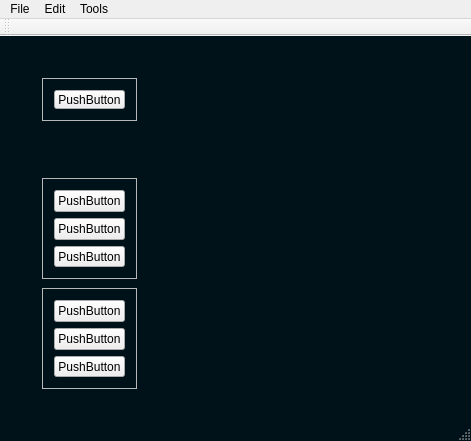
aysenurozkann/Shape-Detection, file ShapeDetection/shapedetection.ui: the form before one commit.
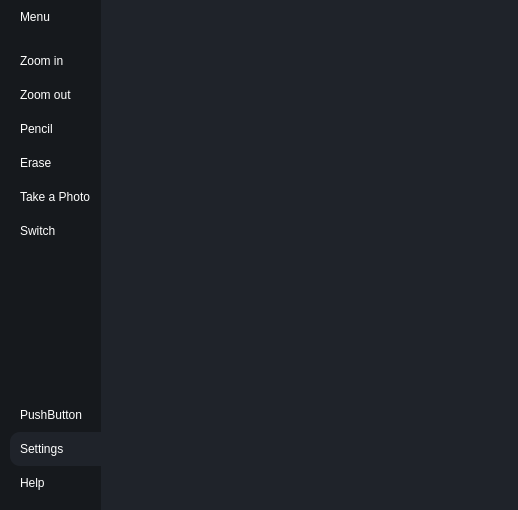
The form after the commit.

Commit message: Shape Detection

What changed in the file:
```diff
--- a/ShapeDetection/shapedetection.ui
+++ b/ShapeDetection/shapedetection.ui
@@ -6,8 +6,8 @@
    <rect>
     <x>0</x>
     <y>0</y>
-    <width>471</width>
-    <height>441</height>
+    <width>518</width>
+    <height>510</height>
    </rect>
   </property>
   <property name="minimumSize">
@@ -26,271 +26,307 @@
 </string>
   </property>
   <widget class="QWidget" name="centralWidget">
+   <property name="styleSheet">
+    <string notr="true">*{
+	border: none;
+	background-color: transparent;
+	background : none;
+	padding: 0;
+	margin: 0;
+	color:#fff;
+}
+
+#centralWidget{
+	background-color:#1f232a;
+}
+
+#LeftMenuSubContainer{
+	background-color:#16191d;
+}
+
+#LeftMenuSubContainer QPushButton{
+	text-align:left;
+	padding:10px 10px;
+	border-top-left-radius:10px;
+	border-bottom-left-radius:10px;
+}</string>
+   </property>
    <layout class="QHBoxLayout" name="horizontalLayout">
-    <item>
-     <widget class="QWidget" name="leftMenuContainer" native="true">
+    <property name="spacing">
+     <number>0</number>
+    </property>
+    <property name="leftMargin">
+     <number>0</number>
+    </property>
+    <property name="topMargin">
+     <number>0</number>
+    </property>
+    <property name="rightMargin">
+     <number>0</number>
+    </property>
+    <property name="bottomMargin">
+     <number>0</number>
+    </property>
+    <item alignment="Qt::AlignLeft">
+     <widget class="QWidget" name="LeftMenuContainer" native="true">
       <layout class="QVBoxLayout" name="verticalLayout">
-       <item>
-        <widget class="QWidget" name="leftMenuSubContainer" native="true">
-         <widget class="QFrame" name="frame">
-          <property name="geometry">
-           <rect>
-            <x>20</x>
-            <y>20</y>
-            <width>95</width>
-            <height>43</height>
-           </rect>
+       <property name="spacing">
+        <number>0</number>
+       </property>
+       <property name="leftMargin">
+        <number>0</number>
+       </property>
+       <property name="topMargin">
+        <number>0</number>
+       </property>
+       <property name="rightMargin">
+        <number>0</number>
+       </property>
+       <property name="bottomMargin">
+        <number>0</number>
+       </property>
+       <item alignment="Qt::AlignLeft">
+        <widget class="QWidget" name="LeftMenuSubContainer" native="true">
+         <layout class="QVBoxLayout" name="verticalLayout_2">
+          <property name="spacing">
+           <number>0</number>
           </property>
-          <property name="frameShape">
-           <enum>QFrame::StyledPanel</enum>
+          <property name="leftMargin">
+           <number>10</number>
           </property>
-          <property name="frameShadow">
-           <enum>QFrame::Raised</enum>
+          <property name="topMargin">
+           <number>0</number>
           </property>
-          <layout class="QVBoxLayout" name="verticalLayout_2">
-           <item>
-            <widget class="QPushButton" name="pushButton">
-             <property name="text">
-              <string>PushButton</string>
-             </property>
-            </widget>
-           </item>
-          </layout>
-         </widget>
-         <widget class="QFrame" name="frame_2">
-          <property name="geometry">
-           <rect>
-            <x>20</x>
-            <y>120</y>
-            <width>95</width>
-            <height>101</height>
-           </rect>
+          <property name="rightMargin">
+           <number>0</number>
           </property>
-          <property name="frameShape">
-           <enum>QFrame::StyledPanel</enum>
+          <property name="bottomMargin">
+           <number>0</number>
           </property>
-          <property name="frameShadow">
-           <enum>QFrame::Raised</enum>
-          </property>
-          <layout class="QVBoxLayout" name="verticalLayout_3">
-           <item>
-            <widget class="QPushButton" name="pushButton_2">
-             <property name="text">
-              <string>PushButton</string>
+          <item alignment="Qt::AlignTop">
+           <widget class="QFrame" name="frame">
+            <property name="frameShape">
+             <enum>QFrame::StyledPanel</enum>
+            </property>
+            <property name="frameShadow">
+             <enum>QFrame::Raised</enum>
+            </property>
+            <layout class="QHBoxLayout" name="horizontalLayout_2">
+             <property name="spacing">
+              <number>0</number>
              </property>
-            </widget>
-           </item>
-           <item>
-            <widget class="QPushButton" name="pushButton_3">
-             <property name="text">
-              <string>PushButton</string>
+             <property name="leftMargin">
+              <number>0</number>
              </property>
-            </widget>
-           </item>
-           <item>
-            <widget class="QPushButton" name="pushButton_4">
-             <property name="text">
-              <string>PushButton</string>
+             <property name="topMargin">
+              <number>0</number>
              </property>
-            </widget>
-           </item>
-          </layout>
-         </widget>
-         <widget class="QFrame" name="frame_3">
-          <property name="geometry">
-           <rect>
-            <x>20</x>
-            <y>230</y>
-            <width>95</width>
-            <height>101</height>
-           </rect>
-          </property>
-          <property name="frameShape">
-           <enum>QFrame::StyledPanel</enum>
-          </property>
-          <property name="frameShadow">
-           <enum>QFrame::Raised</enum>
-          </property>
-          <layout class="QVBoxLayout" name="verticalLayout_4">
-           <item>
-            <widget class="QPushButton" name="pushButton_5">
-             <property name="text">
-              <string>PushButton</string>
+             <property name="rightMargin">
+              <number>0</number>
              </property>
-            </widget>
-           </item>
-           <item>
-            <widget class="QPushButton" name="pushButton_6">
-             <property name="text">
-              <string>PushButton</string>
+             <property name="bottomMargin">
+              <number>0</number>
              </property>
-            </widget>
-           </item>
-           <item>
-            <widget class="QPushButton" name="pushButton_7">
-             <property name="text">
-              <string>PushButton</string>
+             <item>
+              <widget class="QPushButton" name="menubtn">
+               <property name="toolTip">
+                <string>menu</string>
+               </property>
+               <property name="styleSheet">
+                <string notr="true"/>
+               </property>
+               <property name="text">
+                <string>Menu</string>
+               </property>
+              </widget>
+             </item>
+            </layout>
+           </widget>
+          </item>
+          <item alignment="Qt::AlignTop">
+           <widget class="QFrame" name="frame_2">
+            <property name="sizePolicy">
+             <sizepolicy hsizetype="Preferred" vsizetype="Preferred">
+              <horstretch>0</horstretch>
+              <verstretch>0</verstretch>
+             </sizepolicy>
+            </property>
+            <property name="frameShape">
+             <enum>QFrame::StyledPanel</enum>
+            </property>
+            <property name="frameShadow">
+             <enum>QFrame::Raised</enum>
+            </property>
+            <layout class="QVBoxLayout" name="verticalLayout_3">
+             <property name="spacing">
+              <number>0</number>
              </property>
-            </widget>
-           </item>
-          </layout>
-         </widget>
+             <property name="leftMargin">
+              <number>0</number>
+             </property>
+             <property name="topMargin">
+              <number>10</number>
+             </property>
+             <property name="rightMargin">
+              <number>0</number>
+             </property>
+             <property name="bottomMargin">
+              <number>10</number>
+             </property>
+             <item>
+              <widget class="QPushButton" name="zoominbtn">
+               <property name="toolTip">
+                <string>zoomin</string>
+               </property>
+               <property name="text">
+                <string>Zoom in</string>
+               </property>
+              </widget>
+             </item>
+             <item>
+              <widget class="QPushButton" name="zoomoutbtn">
+               <property name="toolTip">
+                <string>zoomout</string>
+               </property>
+               <property name="text">
+                <string>Zoom out</string>
+               </property>
+              </widget>
+             </item>
+             <item>
+              <widget class="QPushButton" name="pencilbtn">
+               <property name="toolTip">
+                <string>pencil</string>
+               </property>
+               <property name="text">
+                <string>Pencil</string>
+               </property>
+              </widget>
+             </item>
+             <item>
+              <widget class="QPushButton" name="erasebtn">
+               <property name="toolTip">
+                <string>erase</string>
+               </property>
+               <property name="text">
+                <string>Erase</string>
+               </property>
+              </widget>
+             </item>
+             <item>
+              <widget class="QPushButton" name="takephotobtn">
+               <property name="toolTip">
+                <string>takephoto</string>
+               </property>
+               <property name="text">
+                <string>Take a Photo</string>
+               </property>
+              </widget>
+             </item>
+             <item>
+              <widget class="QPushButton" name="switchbtn">
+               <property name="toolTip">
+                <string>switch</string>
+               </property>
+               <property name="text">
+                <string>Switch</string>
+               </property>
+              </widget>
+             </item>
+            </layout>
+           </widget>
+          </item>
+          <item>
+           <spacer name="verticalSpacer">
+            <property name="orientation">
+             <enum>Qt::Vertical</enum>
+            </property>
+            <property name="sizeHint" stdset="0">
+             <size>
+              <width>20</width>
+              <height>40</height>
+             </size>
+            </property>
+           </spacer>
+          </item>
+          <item alignment="Qt::AlignBottom">
+           <widget class="QFrame" name="frame_3">
+            <property name="frameShape">
+             <enum>QFrame::StyledPanel</enum>
+            </property>
+            <property name="frameShadow">
+             <enum>QFrame::Raised</enum>
+            </property>
+            <layout class="QVBoxLayout" name="verticalLayout_4">
+             <property name="spacing">
+              <number>0</number>
+             </property>
+             <property name="leftMargin">
+              <number>0</number>
+             </property>
+             <property name="topMargin">
+              <number>10</number>
+             </property>
+             <property name="rightMargin">
+              <number>0</number>
+             </property>
+             <property name="bottomMargin">
+              <number>10</number>
+             </property>
+             <item>
+              <widget class="QPushButton" name="pushButton_5">
+               <property name="text">
+                <string>PushButton</string>
+               </property>
+              </widget>
+             </item>
+             <item>
+              <widget class="QPushButton" name="settingsbtn">
+               <property name="toolTip">
+                <string>Settings</string>
+               </property>
+               <property name="styleSheet">
+                <string notr="true">background-color:#1f232a;</string>
+               </property>
+               <property name="text">
+                <string>Settings</string>
+               </property>
+              </widget>
+             </item>
+             <item>
+              <widget class="QPushButton" name="helpbtn">
+               <property name="toolTip">
+                <string>Help</string>
+               </property>
+               <property name="styleSheet">
+                <string notr="true">background-color:#16191d;</string>
+               </property>
+               <property name="text">
+                <string>Help</string>
+               </property>
+              </widget>
+             </item>
+            </layout>
+           </widget>
+          </item>
+         </layout>
         </widget>
        </item>
       </layout>
      </widget>
     </item>
     <item>
-     <widget class="QWidget" name="bodyMainContainer" native="true"/>
+     <widget class="QWidget" name="MainBodyContainer" native="true">
+      <property name="sizePolicy">
+       <sizepolicy hsizetype="Expanding" vsizetype="Preferred">
+        <horstretch>0</horstretch>
+        <verstretch>0</verstretch>
+       </sizepolicy>
+      </property>
+     </widget>
     </item>
    </layout>
   </widget>
-  <widget class="QMenuBar" name="menuBar">
-   <property name="geometry">
-    <rect>
-     <x>0</x>
-     <y>0</y>
-     <width>471</width>
-     <height>21</height>
-    </rect>
-   </property>
-   <widget class="QMenu" name="menuFile">
-    <property name="title">
-     <string>File</string>
-    </property>
-    <addaction name="actionOpen"/>
-    <addaction name="actionOpen_Camera"/>
-    <addaction name="actionNew_Window"/>
-    <addaction name="actionClear_Window"/>
-    <addaction name="separator"/>
-    <addaction name="actionTake_a_Screen_Shoot"/>
-    <addaction name="separator"/>
-    <addaction name="actionExit_3"/>
-   </widget>
-   <widget class="QMenu" name="menuEdit">
-    <property name="title">
-     <string>Edit</string>
-    </property>
-    <addaction name="actionZoom_in"/>
-    <addaction name="actionZoom_out"/>
-    <addaction name="separator"/>
-    <addaction name="actionUndo"/>
-    <addaction name="actionRedo"/>
-   </widget>
-   <widget class="QMenu" name="menuTools">
-    <property name="title">
-     <string>Tools</string>
-    </property>
-    <widget class="QMenu" name="menuTools_Setting">
-     <property name="title">
-      <string>Tools Setting</string>
-     </property>
-     <addaction name="actionColor"/>
-     <addaction name="actionFont"/>
-    </widget>
-    <addaction name="actionPencil_2"/>
-    <addaction name="actionErase"/>
-    <addaction name="separator"/>
-    <addaction name="menuTools_Setting"/>
-   </widget>
-   <addaction name="menuFile"/>
-   <addaction name="menuEdit"/>
-   <addaction name="menuTools"/>
-  </widget>
-  <widget class="QToolBar" name="mainToolBar">
-   <attribute name="toolBarArea">
-    <enum>TopToolBarArea</enum>
-   </attribute>
-   <attribute name="toolBarBreak">
-    <bool>false</bool>
-   </attribute>
-  </widget>
-  <widget class="QStatusBar" name="statusBar"/>
-  <action name="actionOpen">
-   <property name="text">
-    <string>Open</string>
-   </property>
-  </action>
-  <action name="actionOpen_Camera">
-   <property name="text">
-    <string>Open Camera</string>
-   </property>
-  </action>
-  <action name="actionNew_Window">
-   <property name="text">
-    <string>New Window</string>
-   </property>
-  </action>
-  <action name="actionClear_Window">
-   <property name="text">
-    <string>Clear Window</string>
-   </property>
-  </action>
-  <action name="actionExit">
-   <property name="text">
-    <string>Exit</string>
-   </property>
-  </action>
-  <action name="actionExit_2">
-   <property name="text">
-    <string>Exit</string>
-   </property>
-  </action>
-  <action name="actionTake_a_Screen_Shoot">
-   <property name="text">
-    <string>Take a Screen Shoot</string>
-   </property>
-  </action>
-  <action name="actionExit_3">
-   <property name="text">
-    <string>Exit</string>
-   </property>
-  </action>
-  <action name="actionZoom_in">
-   <property name="text">
-    <string>Zoom in</string>
-   </property>
-  </action>
-  <action name="actionZoom_out">
-   <property name="text">
-    <string>Zoom out</string>
-   </property>
-  </action>
-  <action name="actionUndo">
-   <property name="text">
-    <string>Undo</string>
-   </property>
-  </action>
-  <action name="actionRedo">
-   <property name="text">
-    <string>Redo</string>
-   </property>
-  </action>
-  <action name="actionPencil">
-   <property name="text">
-    <string>Pencil</string>
-   </property>
-  </action>
-  <action name="actionPencil_2">
-   <property name="text">
-    <string>Pencil</string>
-   </property>
-  </action>
-  <action name="actionErase">
-   <property name="text">
-    <string>Erase</string>
-   </property>
-  </action>
-  <action name="actionColor">
-   <property name="text">
-    <string>Color</string>
-   </property>
-  </action>
-  <action name="actionFont">
-   <property name="text">
-    <string>Font</string>
-   </property>
-  </action>
  </widget>
  <layoutdefault spacing="6" margin="11"/>
  <resources/>
```
The commit also changes 3 other files.
